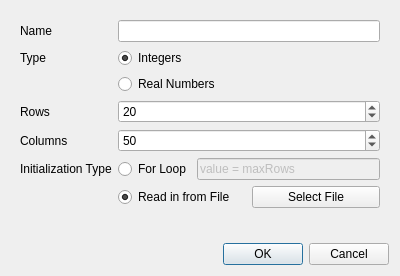
The window that gui/datablock.ui (astromme/Chestnut) describes before a commit, drawn with Qt 5.
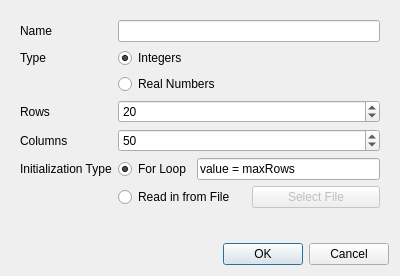
The same window after the commit.

Commit message: default to for loop

```diff
--- a/gui/datablock.ui
+++ b/gui/datablock.ui
@@ -66,7 +66,7 @@
            <string>For Loop</string>
           </property>
           <property name="checked">
-           <bool>false</bool>
+           <bool>true</bool>
           </property>
           <attribute name="buttonGroup">
            <string>initializationGroup</string>
@@ -76,7 +76,7 @@
         <item>
          <widget class="QLineEdit" name="forLoopCode">
           <property name="enabled">
-           <bool>false</bool>
+           <bool>true</bool>
           </property>
           <property name="text">
            <string>value = maxRows</string>
@@ -93,7 +93,7 @@
            <string>Read in from File</string>
           </property>
           <property name="checked">
-           <bool>true</bool>
+           <bool>false</bool>
           </property>
           <attribute name="buttonGroup">
            <string>initializationGroup</string>
@@ -102,6 +102,9 @@
         </item>
         <item>
          <widget class="QPushButton" name="fileSelect">
+          <property name="enabled">
+           <bool>false</bool>
+          </property>
           <property name="text">
            <string>Select File</string>
           </property>
```
